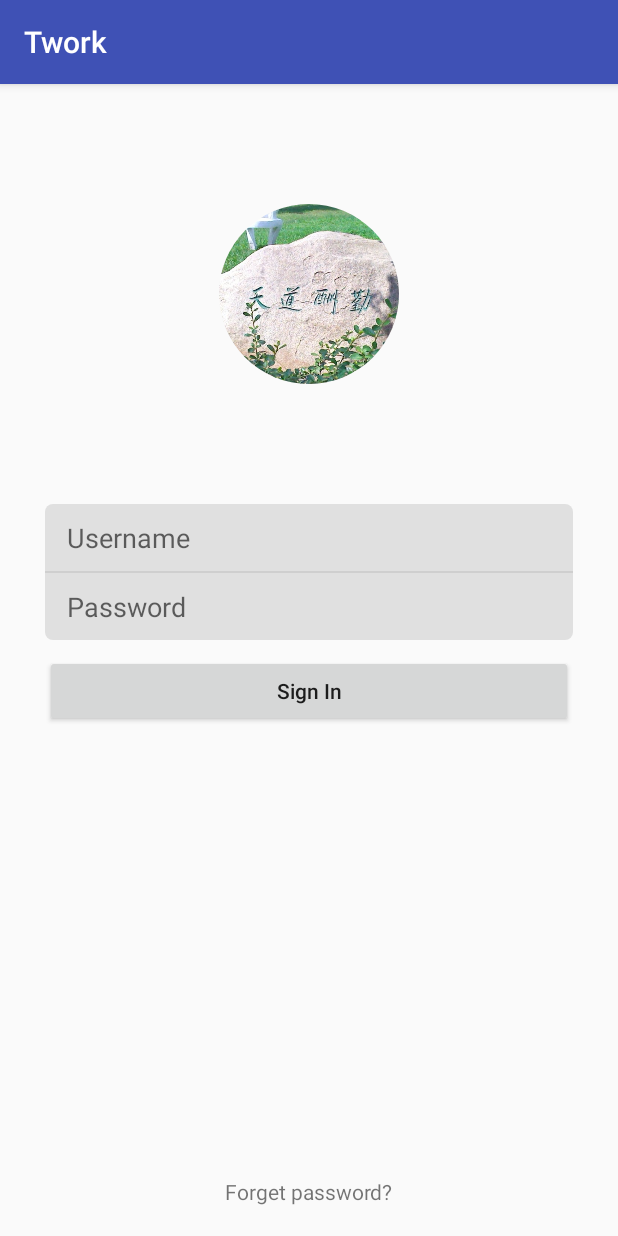
After one commit to neo2470/Twork, an Android app: the fragment SignInFragment shown on its own in the app's theme, on a phone screen of 412 x 824 dp. The commit adds this screen. Run offline under Robolectric (Android 15) with nearby library versions, the phone set to English and light mode, and no system bars.

Commit message:
add sign in layout

```diff
--- a/app/src/main/AndroidManifest.xml
+++ b/app/src/main/AndroidManifest.xml
@@ -11,7 +11,7 @@
             </intent-filter>
         </activity>
 
-        <activity android:name=".RoundImageView" />
+        <activity android:name=".RoundImageActivity" />
 
     </application>
 
--- /dev/null
+++ b/app/src/main/java/com/alex/fragment/BaseFragment.java
@@ -0,0 +1,9 @@
+package com.alex.fragment;
+
+import android.support.v4.app.Fragment;
+
+/**
+ * Created by alex on 15-11-17.
+ */
+public class BaseFragment extends Fragment {
+}
--- /dev/null
+++ b/app/src/main/java/com/alex/fragment/SignInFragment.java
@@ -0,0 +1,77 @@
+package com.alex.fragment;
+
+import android.content.Context;
+import android.content.SharedPreferences;
+import android.graphics.Bitmap;
+import android.graphics.BitmapFactory;
+import android.os.Bundle;
+import android.view.LayoutInflater;
+import android.view.View;
+import android.view.ViewGroup;
+import android.widget.Button;
+import android.widget.EditText;
+import android.widget.ImageView;
+import android.widget.Toast;
+
+import com.alex.graphics.CircleDrawable;
+import com.alex.twork.R;
+
+/**
+ * Created by alex on 15-11-17.
+ * Demo : Sign in layout
+ */
+public class SignInFragment extends BaseFragment {
+
+    @Override
+    public View onCreateView(LayoutInflater inflater, ViewGroup container, Bundle savedInstanceState) {
+        View view = inflater.inflate(R.layout.sign_in_fragment, container, false);
+
+        ImageView avaterView = (ImageView) view.findViewById(R.id.avaterView);
+        Bitmap bitmap = BitmapFactory.decodeResource(getResources(), R.drawable.test);
+        CircleDrawable drawable = new CircleDrawable(bitmap);
+        avaterView.setImageDrawable(drawable);
+
+        final SharedPreferences mPref = getActivity().getSharedPreferences(getActivity().getPackageName(), Context.MODE_PRIVATE);
+        String username = mPref.getString(getString(R.string.sign_in_key_username), "");
+        String userpwd = mPref.getString(getString(R.string.sign_in_key_userpwd), "");
+
+        final EditText userId = (EditText) view.findViewById(R.id.userId);
+        final EditText userPwd = (EditText) view.findViewById(R.id.userPwd);
+        if (!username.equals("")) {
+            userId.setText(username);
+        }
+
+        if (!userpwd.equals("")) {
+            userPwd.setText(userpwd);
+        }
+
+        Button loginBtn = (Button) view.findViewById(R.id.signInBtn);
+        loginBtn.setOnClickListener(new View.OnClickListener() {
+            @Override
+            public void onClick(View v) {
+                String username = userId.getText().toString().trim();
+                String userpwd = userPwd.getText().toString().trim();
+
+                if(check(username, userpwd)) {
+
+                    SharedPreferences.Editor editor = mPref.edit();
+                    editor.putString(getString(R.string.sign_in_key_username), username);
+                    editor.putString(getString(R.string.sign_in_key_userpwd), userpwd);
+                    editor.apply();
+
+                    Toast.makeText(getContext(),  R.string.toast_remember_pwd, Toast.LENGTH_SHORT).show();
+                }
+            }
+        });
+
+        return view;
+    }
+
+    private boolean check(String username, String userpwd) {
+        if(username.equals("") || userpwd.equals("")) {
+            Toast.makeText(getContext(), R.string.toast_not_input_data, Toast.LENGTH_SHORT).show();
+            return false;
+        }
+        return true;
+    }
+}
--- a/app/src/main/java/com/alex/twork/BaseActivity.java
+++ b/app/src/main/java/com/alex/twork/BaseActivity.java
@@ -1,10 +1,10 @@
 package com.alex.twork;
 
-import android.app.Activity;
+import android.support.v4.app.FragmentActivity;
 
 /**
  * Created by alex on 15-11-16.
  */
-public class BaseActivity extends Activity {
+public class BaseActivity extends FragmentActivity {
 
 }
--- /dev/null
+++ b/app/src/main/res/drawable/edit_username_bg.xml
@@ -0,0 +1,19 @@
+<?xml version="1.0" encoding="utf-8"?>
+<shape xmlns:android="http://schemas.android.com/apk/res/android"
+    android:shape="rectangle">
+
+    <solid
+        android:color="@color/sign_edit_bg_color"/>
+
+    <corners
+        android:radius="@dimen/sign_edit_bg_radius"
+        android:bottomLeftRadius="0dp"
+        android:bottomRightRadius="0dp"/>
+
+    <padding
+        android:left="@dimen/sign_edit_padding_left"
+        android:top="@dimen/sign_edit_padding_top"
+        android:right="@dimen/sign_edit_padding_right"
+        android:bottom="@dimen/sign_edit_padding_bottom" />
+
+</shape>
--- /dev/null
+++ b/app/src/main/res/drawable/edit_userpwd_bg.xml
@@ -0,0 +1,19 @@
+<?xml version="1.0" encoding="utf-8"?>
+<shape xmlns:android="http://schemas.android.com/apk/res/android"
+    android:shape="rectangle">
+
+    <solid
+        android:color="@color/sign_edit_bg_color"/>
+
+    <corners
+        android:radius="@dimen/sign_edit_bg_radius"
+        android:topLeftRadius="0dp"
+        android:topRightRadius="0dp"/>
+
+    <padding
+        android:left="@dimen/sign_edit_padding_left"
+        android:top="@dimen/sign_edit_padding_top"
+        android:right="@dimen/sign_edit_padding_right"
+        android:bottom="@dimen/sign_edit_padding_bottom" />
+
+</shape>
--- /dev/null
+++ b/app/src/main/res/layout/sign_in_fragment.xml
@@ -0,0 +1,64 @@
+<?xml version="1.0" encoding="utf-8"?>
+<RelativeLayout xmlns:android="http://schemas.android.com/apk/res/android"
+    android:layout_width="match_parent"
+    android:layout_height="match_parent"
+    android:paddingLeft="@dimen/sign_layout_padding_horizontal"
+    android:paddingRight="@dimen/sign_layout_padding_horizontal">
+
+    <ImageView
+        android:id="@+id/avaterView"
+        android:layout_width="120dp"
+        android:layout_height="wrap_content"
+        android:layout_centerHorizontal="true"
+        android:layout_marginTop="80dp"
+        android:adjustViewBounds="true"
+        android:src="@drawable/test" />
+
+    <EditText
+        android:id="@+id/userId"
+        android:layout_width="match_parent"
+        android:layout_height="wrap_content"
+        android:layout_below="@+id/avaterView"
+        android:layout_marginTop="80dp"
+        android:background="@drawable/edit_username_bg"
+        android:hint="@string/sign_username"
+        android:singleLine="true" />
+
+    <View
+        android:id="@+id/editDivider"
+        android:layout_width="match_parent"
+        android:layout_height="1dp"
+        android:layout_below="@id/userId"
+        android:alpha="0.7"
+        android:background="@color/sign_edit_divider" />
+
+    <EditText
+        android:id="@+id/userPwd"
+        android:layout_width="match_parent"
+        android:layout_height="wrap_content"
+        android:layout_below="@+id/editDivider"
+        android:background="@drawable/edit_userpwd_bg"
+        android:hint="@string/sign_password"
+        android:inputType="textPassword"
+        android:singleLine="true" />
+
+    <Button
+        android:id="@+id/signInBtn"
+        android:layout_width="match_parent"
+        android:layout_height="wrap_content"
+        android:layout_below="@id/userPwd"
+        android:text="@string/sign_in"
+        android:layout_marginTop="10dp"
+        android:layout_marginBottom="15dp"
+        android:textAllCaps="false" />
+
+    <TextView
+        android:id="@+id/forgotPwd"
+        android:layout_width="wrap_content"
+        android:layout_height="wrap_content"
+        android:layout_alignParentBottom="true"
+        android:layout_marginBottom="20dp"
+        android:text="@string/sign_forgot"
+        android:layout_centerHorizontal="true"/>
+
+</RelativeLayout>
--- /dev/null
+++ b/app/src/main/res/layout/sign_up_fragment.xml
@@ -0,0 +1,6 @@
+<?xml version="1.0" encoding="utf-8"?>
+<LinearLayout xmlns:android="http://schemas.android.com/apk/res/android"
+    android:orientation="vertical" android:layout_width="match_parent"
+    android:layout_height="match_parent">
+
+</LinearLayout>
--- a/app/src/main/res/values/colors.xml
+++ b/app/src/main/res/values/colors.xml
@@ -3,4 +3,7 @@
     <color name="colorPrimary">#3F51B5</color>
     <color name="colorPrimaryDark">#303F9F</color>
     <color name="colorAccent">#FF4081</color>
+
+    <color name="sign_edit_bg_color">#E0E0E0</color>
+    <color name="sign_edit_divider">#BDBDBD</color>
 </resources>
--- /dev/null
+++ b/app/src/main/res/values/dimens.xml
@@ -0,0 +1,10 @@
+<?xml version="1.0" encoding="utf-8"?>
+<resources>
+    <dimen name="sign_layout_padding_horizontal">30dp</dimen>
+
+    <dimen name="sign_edit_bg_radius">5dp</dimen>
+    <dimen name="sign_edit_padding_left">15dp</dimen>
+    <dimen name="sign_edit_padding_top">10dp</dimen>
+    <dimen name="sign_edit_padding_right">15dp</dimen>
+    <dimen name="sign_edit_padding_bottom">10dp</dimen>
+</resources>
--- /dev/null
+++ b/app/src/main/res/values/donottranslate.xml
@@ -0,0 +1,5 @@
+<?xml version="1.0" encoding="utf-8"?>
+<resources>
+    <string name="sign_in_key_username">com.alex.twork.LOGIN_USERNAME</string>
+    <string name="sign_in_key_userpwd">com.alex.twork.LOGIN_PWD</string>
+</resources>
--- a/app/src/main/res/values/strings.xml
+++ b/app/src/main/res/values/strings.xml
@@ -1,5 +1,17 @@
 <resources>
     <string name="app_name">Twork</string>
 
-    <string name="topic_round_imageview">Round ImageView</string>
+    <string name="topic_sign_in_layout">Log in Layout</string>
+    <string name="topic_sign_up_layout">Sign up Layout</string>
+    <string name="topic_round_image">Round Image</string>
+
+    <string name="sign_username">Username</string>
+    <string name="sign_password">Password</string>
+    <string name="sign_repeat">Repeat Password</string>
+    <string name="sign_forgot">Forget password?</string>
+    <string name="sign_in">Sign In</string>
+    <string name="sign_up">Sign Up</string>
+
+    <string name="toast_remember_pwd">Write username &amp; password into SharedPreference</string>
+    <string name="toast_not_input_data">Username or password not input</string>
 </resources>
--- a/app/src/main/res/values/styles.xml
+++ b/app/src/main/res/values/styles.xml
@@ -5,7 +5,7 @@
         <!-- Customize your theme here. -->
         <item name="colorPrimary">@color/colorPrimary</item>
         <item name="colorPrimaryDark">@color/colorPrimaryDark</item>
-        <item name="colorAccent">@color/colorAccent</item>
+        <!--<item name="colorAccent">@color/colorAccent</item>-->
     </style>
 
 </resources>
```
Also changed, not shown: app/src/main/java/com/alex/fragment/MainFragment.java (added, +80 -0 lines), app/src/main/java/com/alex/fragment/RoundImageFragment.java (renamed from app/src/main/java/com/alex/twork/RoundImageView.java, +14 -9 lines), app/src/main/java/com/alex/fragment/SignUpFragment.java (added, +18 -0 lines), app/src/main/java/com/alex/twork/MainActivity.java (+18 -31 lines), app/src/main/res/layout/main_fragment.xml (renamed from app/src/main/res/layout/main_activity.xml), app/src/main/res/layout/round_image_fragment.xml (renamed from app/src/main/res/layout/round_imageview.xml), 1 other file.
